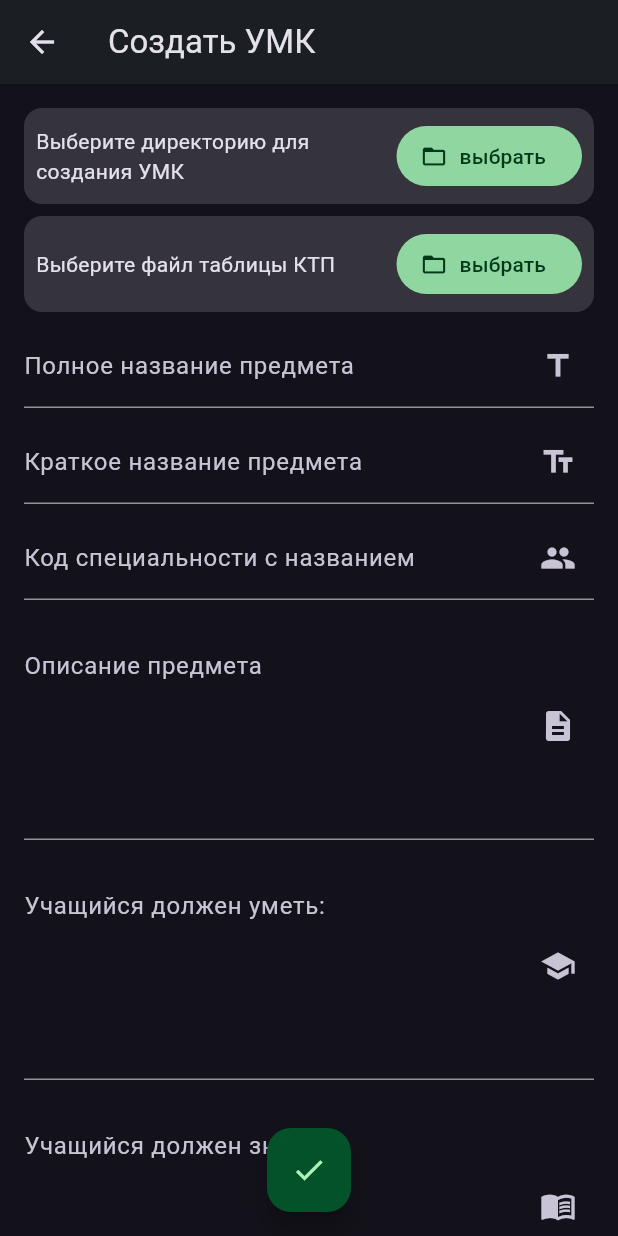
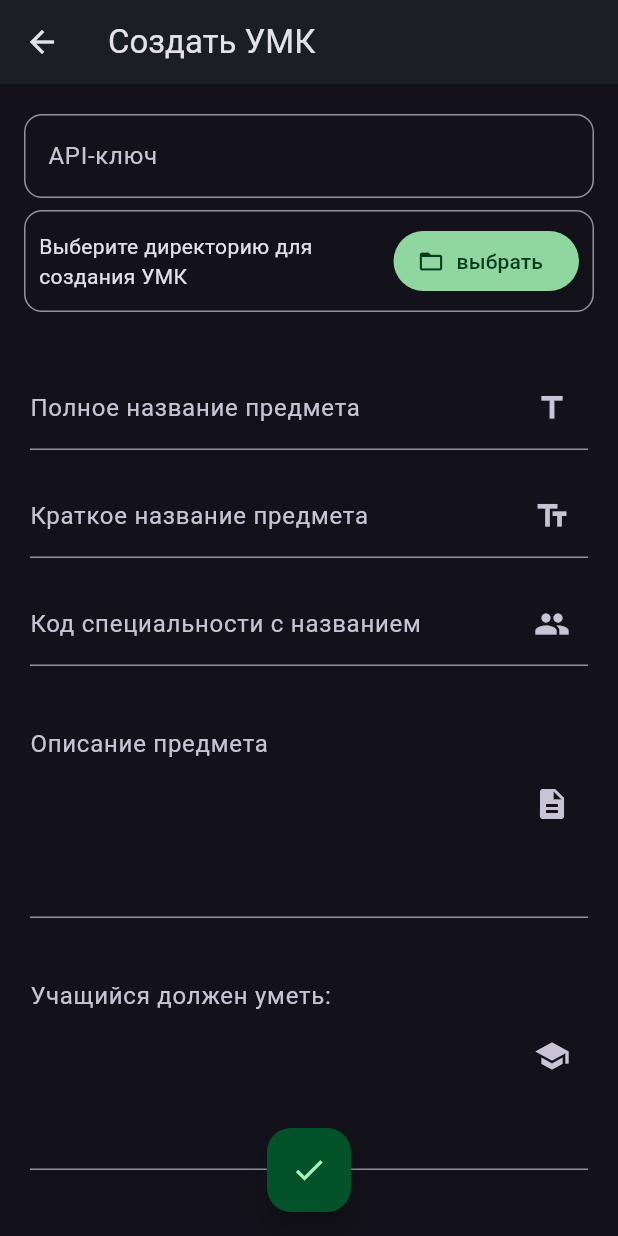
Before and after one commit to DionisiuBrovka/rossete_v3, a Flutter app: the CreateUmkPage screen opened directly, on a phone screen of 412 x 824 dp. Run offline on Flutter 3.47's test engine with Material 3 defaults, Android fonts, the phone set to English and light mode, and no system bars; our stand-ins replace file_picker, get_it.

Commit message:
Обновил форму создания

```diff
--- a/client/lib/features/create_umk_page/create_umk_form/create_umk_form.dart
+++ b/client/lib/features/create_umk_page/create_umk_form/create_umk_form.dart
@@ -10,12 +10,13 @@ class CreateUmkForm extends StatelessWidget {
   @override
   Widget build(BuildContext context) {
     return SingleChildScrollView(
-      padding: EdgeInsets.all(16),
+      padding: .fromLTRB(16, 20, 16, 90),
       child: Column(
         spacing: 8,
         children: [
+          ApiKeyField(controller: controller.apiController),
           DirectoryPicker(controller: controller.directoryController),
-          KtpFilePicker(controller: controller.ktpFileController),
+          SizedBox(height: 16),
           NameField(controller: controller.nameController),
           ShortNameField(controller: controller.shortNameController),
           SpecialityNameField(controller: controller.specialityNameController),
@@ -28,6 +29,27 @@ class CreateUmkForm extends StatelessWidget {
   }
 }
 
+class ApiKeyField extends StatelessWidget {
+  const ApiKeyField({super.key, required this.controller});
+
+  final TextEditingController controller;
+
+  @override
+  Widget build(BuildContext context) {
+    return Padding(
+      padding: const EdgeInsets.all(0.0),
+      child: TextField(
+        controller: controller,
+        obscureText: true,
+        decoration: InputDecoration(
+          border: OutlineInputBorder(borderRadius: BorderRadius.circular(12)),
+          label: Text("API-ключ"),
+        ),
+      ),
+    );
+  }
+}
+
 class KnowledgeField extends StatelessWidget {
   const KnowledgeField({super.key, required this.controller});
 
@@ -35,7 +57,9 @@ class KnowledgeField extends StatelessWidget {
 
   @override
   Widget build(BuildContext context) {
-    return TextField(
+    return Padding(
+      padding: const EdgeInsets.all(4.0),
+      child: TextField(
         controller: controller,
         minLines: 5,
         maxLines: 25,
@@ -44,6 +68,7 @@ class KnowledgeField extends StatelessWidget {
           suffixIcon: Icon(Icons.menu_book),
           floatingLabelAlignment: .start,
           alignLabelWithHint: true,
+        ),
       ),
     );
   }
@@ -56,7 +81,9 @@ class SkillsField extends StatelessWidget {
 
   @override
   Widget build(BuildContext context) {
-    return TextField(
+    return Padding(
+      padding: const EdgeInsets.all(4.0),
+      child: TextField(
         controller: controller,
         minLines: 5,
         maxLines: 25,
@@ -65,6 +92,7 @@ class SkillsField extends StatelessWidget {
           suffixIcon: Icon(Icons.school),
           floatingLabelAlignment: .start,
           alignLabelWithHint: true,
+        ),
       ),
     );
   }
@@ -77,7 +105,9 @@ class DescField extends StatelessWidget {
 
   @override
   Widget build(BuildContext context) {
-    return TextField(
+    return Padding(
+      padding: const EdgeInsets.all(4.0),
+      child: TextField(
         controller: controller,
         minLines: 5,
         maxLines: 25,
@@ -86,6 +116,7 @@ class DescField extends StatelessWidget {
           suffixIcon: Icon(Icons.description),
           floatingLabelAlignment: .start,
           alignLabelWithHint: true,
+        ),
       ),
     );
   }
@@ -98,11 +129,14 @@ class NameField extends StatelessWidget {
 
   @override
   Widget build(BuildContext context) {
-    return TextField(
+    return Padding(
+      padding: const EdgeInsets.all(4.0),
+      child: TextField(
         controller: controller,
         decoration: InputDecoration(
           labelText: 'Полное название предмета',
           suffixIcon: Icon(Icons.title),
+        ),
       ),
     );
   }
@@ -115,11 +149,14 @@ class ShortNameField extends StatelessWidget {
 
   @override
   Widget build(BuildContext context) {
-    return TextField(
+    return Padding(
+      padding: const EdgeInsets.all(4.0),
+      child: TextField(
         controller: controller,
         decoration: InputDecoration(
           labelText: 'Краткое название предмета',
           suffixIcon: Icon(Icons.text_fields),
+        ),
       ),
     );
   }
@@ -132,11 +169,14 @@ class SpecialityNameField extends StatelessWidget {
 
   @override
   Widget build(BuildContext context) {
-    return TextField(
+    return Padding(
+      padding: const EdgeInsets.all(4.0),
+      child: TextField(
         controller: controller,
         decoration: InputDecoration(
           labelText: 'Код специальности с названием',
           suffixIcon: Icon(Icons.group),
+        ),
       ),
     );
   }
@@ -162,10 +202,13 @@ class _DirectoryPickerState extends State<DirectoryPicker> {
 
   @override
   Widget build(BuildContext context) {
-    return Card.filled(
-      margin: .all(0),
+    return Container(
+      decoration: BoxDecoration(
+        border: Border.all(color: Theme.of(context).colorScheme.outline),
+        borderRadius: .circular(12),
+      ),
       child: Padding(
-        padding: .all(8.0),
+        padding: .all(9.0),
         child: Row(
           children: [
             Expanded(
@@ -197,61 +240,3 @@ class _DirectoryPickerState extends State<DirectoryPicker> {
     );
   }
 }
-
-class KtpFilePicker extends StatefulWidget {
-  const KtpFilePicker({super.key, required this.controller});
-
-  final TextEditingController controller;
-
-  @override
-  State<KtpFilePicker> createState() => _KtpFilePickerState();
-}
-
-class _KtpFilePickerState extends State<KtpFilePicker> {
-  @override
-  void initState() {
-    widget.controller.addListener(() {
-      setState(() {});
-    });
-    super.initState();
-  }
-
-  @override
-  Widget build(BuildContext context) {
-    return Card.filled(
-      margin: .all(0),
-      child: Padding(
-        padding: const .all(8.0),
-        child: Row(
-          children: [
-            Expanded(
-              child: Text(
-                widget.controller.text.isEmpty
-                    ? 'Выберите файл таблицы КТП'
-                    : widget.controller.text,
-              ),
-            ),
-            FilledButton.icon(
-              onPressed: () async {
-                final result = await FilePicker.platform.pickFiles(
-                  type: .custom,
-                  allowedExtensions: ['xlsx', 'xls'],
-                );
-
-                if (result != null && result.files.isNotEmpty) {
-                  widget.controller.text = result.files.single.path ?? '';
-                }
-
-                if (result == null) {
-                  widget.controller.text = '';
-                }
-              },
-              label: Text("выбрать"),
-              icon: Icon(Icons.folder_open),
-            ),
-          ],
-        ),
-      ),
-    );
-  }
-}
--- a/client/lib/features/create_umk_page/create_umk_page.dart
+++ b/client/lib/features/create_umk_page/create_umk_page.dart
@@ -2,6 +2,7 @@ import 'package:client/features/create_umk_page/create_umk_form/create_umk_form.
 import 'package:flutter/material.dart';
 
 class CreateUmkPageController with ChangeNotifier {
+  TextEditingController apiController = TextEditingController();
   TextEditingController nameController = TextEditingController();
   TextEditingController shortNameController = TextEditingController();
   TextEditingController specialityNameController = TextEditingController();
@@ -9,12 +10,12 @@ class CreateUmkPageController with ChangeNotifier {
   TextEditingController skillsController = TextEditingController();
   TextEditingController knowledgeController = TextEditingController();
   TextEditingController directoryController = TextEditingController();
-  TextEditingController ktpFileController = TextEditingController();
 
   void onCreateButtonPressed() {}
 
   @override
   void dispose() {
+    apiController.dispose();
     nameController.dispose();
     shortNameController.dispose();
     specialityNameController.dispose();
@@ -22,7 +23,6 @@ class CreateUmkPageController with ChangeNotifier {
     skillsController.dispose();
     knowledgeController.dispose();
     directoryController.dispose();
-    ktpFileController.dispose();
     super.dispose();
   }
 }
--- a/client/lib/features/start_page/start_page.dart
+++ b/client/lib/features/start_page/start_page.dart
@@ -21,7 +21,12 @@ class StartPage extends StatelessWidget {
         ),
       ),
       floatingActionButton: FloatingActionButton.small(
-        onPressed: () {},
+        onPressed: () {
+          showAdaptiveDialog(
+            context: context,
+            builder: (context) => Dialog.fullscreen(),
+          );
+        },
         child: Icon(Icons.info),
       ),
     );
```
Lines whose indentation alone changed are shown as unchanged.
